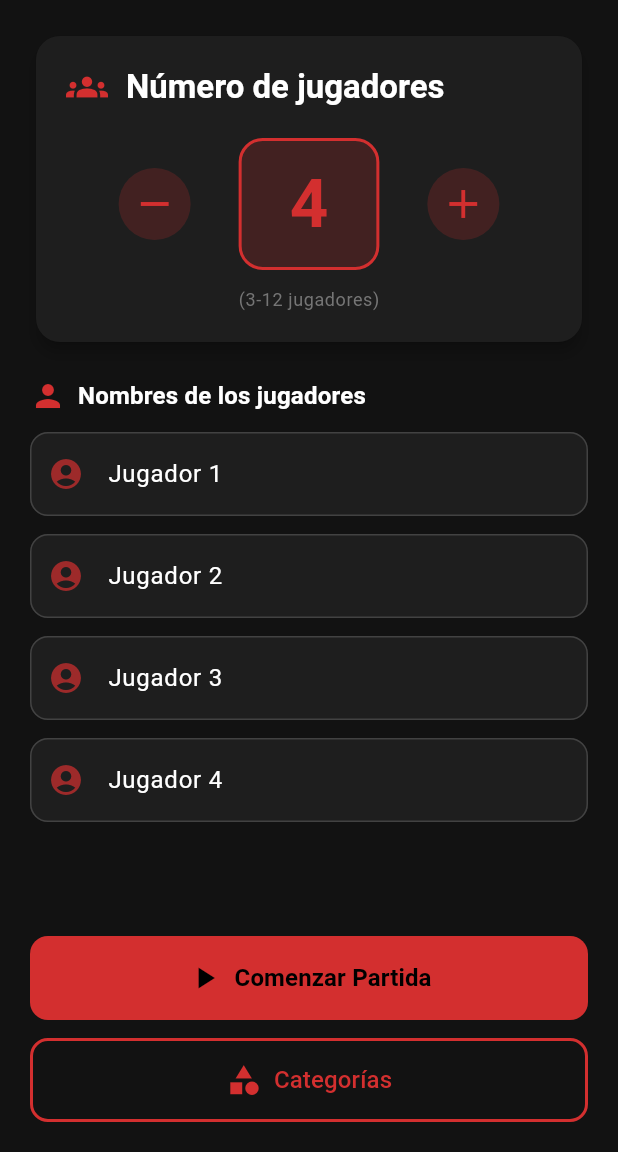
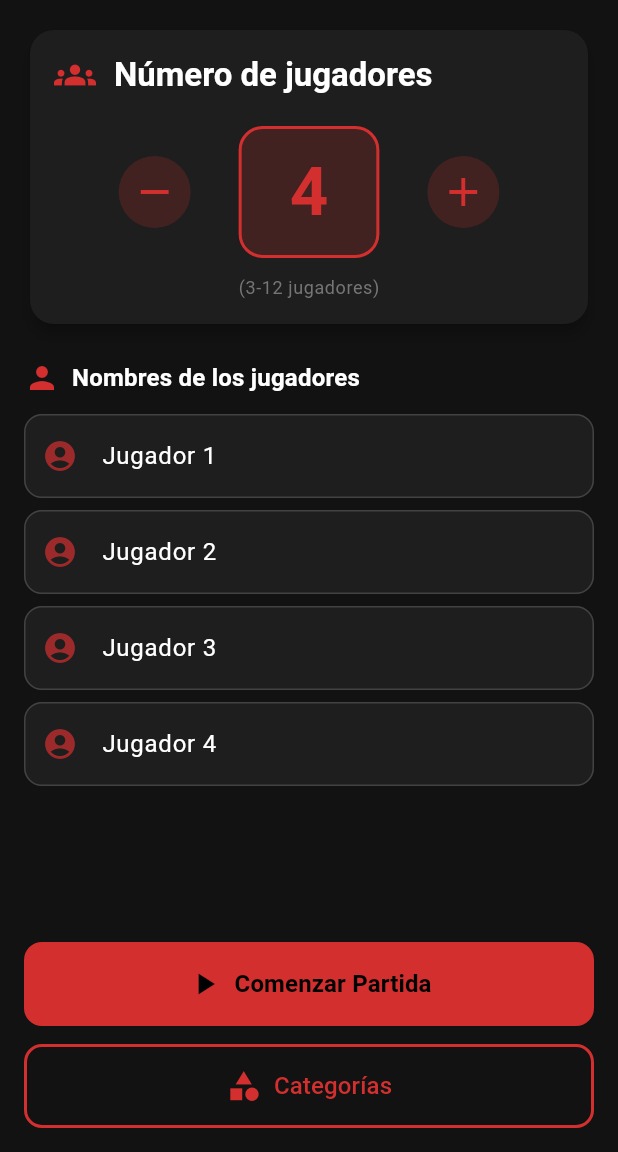
Before and after one commit to Drakko99/juego_impostor, a Flutter app: the screen it shows after launch, on a phone screen of 412 x 824 dp, the part 84-1236 px from its top. Run offline on Flutter 3.47's test engine with Material 3 defaults, Android fonts, the phone set to English and light mode, and no system bars; our stand-ins replace firebase_core, google_mobile_ads, package_info_plus, shared_preferences, sqflite; accounts and stored records are empty; network calls fail.

Commit message:
fix: accesibilidad en pantallas pequeñas

```diff
--- a/lib/main.dart
+++ b/lib/main.dart
@@ -18,6 +18,13 @@ class ImpostorApp extends StatelessWidget {
     return MaterialApp(
       title: 'Juego del Impostor',
       debugShowCheckedModeBanner: false,
+      builder: (context, child) {
+        final mediaQueryData = MediaQuery.of(context);
+        return MediaQuery(
+          data: mediaQueryData.copyWith(textScaler: const TextScaler.linear(1.0)),
+          child: child!,
+        );
+      },
       theme: ThemeData(
         useMaterial3: true,
         brightness: Brightness.dark,
--- a/lib/screens/game_screen.dart
+++ b/lib/screens/game_screen.dart
@@ -1,9 +1,9 @@
 import 'dart:math';
 import 'package:flutter/material.dart';
-import 'package:google_mobile_ads/google_mobile_ads.dart'; // Importar anuncios
+import 'package:google_mobile_ads/google_mobile_ads.dart';
 import '../repositories/game_repository.dart';
 import '../models/word_item.dart';
-import '../utils/ad_helper.dart'; // Importar helper
+import '../utils/ad_helper.dart';
 import 'game_end_dialog.dart';
 
 class GameScreen extends StatefulWidget {
@@ -253,7 +253,7 @@ class _GameScreenState extends State<GameScreen> with SingleTickerProviderStateM
                         ),
                         child: Icon(
                           Icons.person,
-                          size: 80,
+                          size: 60,
                           color: Colors.red.shade700,
                         ),
                       ),
@@ -313,14 +313,14 @@ class _GameScreenState extends State<GameScreen> with SingleTickerProviderStateM
                           ),
                         ),
                       ] else ...[
-                        // Palabra revelada con animación
+                        // Palabra revelada
                         ScaleTransition(
                           scale: _scaleAnimation,
                           child: FadeTransition(
                             opacity: _fadeAnimation,
                             child: Container(
                               width: double.infinity,
-                              padding: const EdgeInsets.all(32),
+                              padding: const EdgeInsets.all(20),
                               decoration: BoxDecoration(
                                 gradient: LinearGradient(
                                   colors: isImpostor
--- a/lib/screens/home_screen.dart
+++ b/lib/screens/home_screen.dart
@@ -1,8 +1,8 @@
 import 'package:flutter/material.dart';
-import 'package:google_mobile_ads/google_mobile_ads.dart'; // IMPORTAR ADMOB
+import 'package:google_mobile_ads/google_mobile_ads.dart';
 import '../repositories/game_repository.dart';
-import '../utils/ad_helper.dart'; // Helper de Anuncios
-import '../utils/preferences.dart'; // Helper de Preferencias
+import '../utils/ad_helper.dart';
+import '../utils/preferences.dart';
 import 'game_screen.dart';
 import 'categories_screen.dart';
 import 'settings_screen.dart';
@@ -61,7 +61,6 @@ class _HomeScreenState extends State<HomeScreen> {
       adLoadCallback: InterstitialAdLoadCallback(
         onAdLoaded: (ad) {
           _interstitialAd = ad;
-          // Configuramos qué pasa cuando se cierra el anuncio
           _interstitialAd!.fullScreenContentCallback = FullScreenContentCallback(
             onAdDismissedFullScreenContent: (ad) {
               ad.dispose();
@@ -145,11 +144,10 @@ class _HomeScreenState extends State<HomeScreen> {
     final int gamesPlayed = await Preferences.incrementGamesPlayed();
     debugPrint('Partidas jugadas: $gamesPlayed');
 
-    // Si es múltiplo de 3 (3, 6, 9...) mostramos anuncio
+    // Si es múltiplo de 2 mostramos anuncio
     if (gamesPlayed % 2 == 0) {
       if (_interstitialAd != null) {
         _interstitialAd!.show();
-        // Nota: _interstitialAd se pone a null o se recarga en el callback definido en _loadInterstitial
       } else {
         debugPrint('Tocaría anuncio, pero aún no ha cargado.');
         // Intentamos cargar uno por si acaso para la próxima
@@ -197,6 +195,9 @@ class _HomeScreenState extends State<HomeScreen> {
 
   @override
   Widget build(BuildContext context) {
+    // DETECCIÓN DE TECLADO
+    final bool isKeyboardOpen = MediaQuery.of(context).viewInsets.bottom > 0;
+
     return Scaffold(
       appBar: AppBar(
         title: Row(
@@ -220,24 +221,27 @@ class _HomeScreenState extends State<HomeScreen> {
           children: [
             Expanded(
               child: Padding(
-                padding: const EdgeInsets.all(20),
+                padding: const EdgeInsets.all(16),
                 child: Column(
                   crossAxisAlignment: CrossAxisAlignment.stretch,
                   children: [
-                    // Card para selector de jugadores
                     Card(
                       child: Padding(
-                        padding: const EdgeInsets.all(20),
+                        padding: const EdgeInsets.all(16),
                         child: Column(
                           children: [
                             Row(
                               children: [
                                 Icon(Icons.groups, color: Colors.red.shade700, size: 28),
                                 const SizedBox(width: 12),
-                                Text(
+                                Expanded(
+                                  child: Text(
                                     'Número de jugadores',
                                     style: Theme.of(context).textTheme.titleLarge?.copyWith(
                                       fontWeight: FontWeight.bold,
+                                    ),
+                                    overflow: TextOverflow.ellipsis,
+                                    maxLines: 1,
                                   ),
                                 ),
                               ],
@@ -305,7 +309,6 @@ class _HomeScreenState extends State<HomeScreen> {
                       ),
                     ),
                     const SizedBox(height: 20),
-                    // Título de nombres
                     Row(
                       children: [
                         Icon(Icons.person, color: Colors.red.shade700, size: 24),
@@ -319,13 +322,15 @@ class _HomeScreenState extends State<HomeScreen> {
                       ],
                     ),
                     const SizedBox(height: 12),
-                    // Lista de jugadores
                     Expanded(
+                      key: const ValueKey('lista_jugadores'),
                       child: ListView.builder(
+                        physics: const ClampingScrollPhysics(),
+                        padding: const EdgeInsets.only(bottom: 80),
                         itemCount: _playerCount,
                         itemBuilder: (context, index) {
                           return Padding(
-                            padding: const EdgeInsets.only(bottom: 12.0),
+                            padding: const EdgeInsets.only(bottom: 8.0),
                             child: TextField(
                               controller: _nameControllers[index],
                               decoration: InputDecoration(
@@ -335,14 +340,17 @@ class _HomeScreenState extends State<HomeScreen> {
                                   color: Colors.red.shade700.withValues(alpha: 0.7),
                                 ),
                                 hintText: 'Nombre opcional',
+
                               ),
                             ),
                           );
                         },
                       ),
                     ),
+
+                    // Si el teclado esta cerrado mostramos botones de acción
+                    if (!isKeyboardOpen) ...[
                       const SizedBox(height: 16),
-                    // Botones
                       Column(
                         crossAxisAlignment: CrossAxisAlignment.stretch,
                         children: [
@@ -375,12 +383,13 @@ class _HomeScreenState extends State<HomeScreen> {
                         ],
                       ),
                     ],
+                  ],
                 ),
               ),
             ),
 
-            // --- BANNER DEL HOME ---
-            if (_bannerAd != null && _isBannerLoaded)
+            // --- BANNER DEL HOME (Solo visible si el teclado está cerrado) ---
+            if (_bannerAd != null && _isBannerLoaded && !isKeyboardOpen)
               Container(
                 alignment: Alignment.center,
                 width: _bannerAd!.size.width.toDouble(),
--- a/pubspec.yaml
+++ b/pubspec.yaml
@@ -16,7 +16,7 @@ publish_to: 'none' # Remove this line if you wish to publish to pub.dev
 # https://developer.apple.com/library/archive/documentation/General/Reference/InfoPlistKeyReference/Articles/CoreFoundationKeys.html
 # In Windows, build-name is used as the major, minor, and patch parts
 # of the product and file versions while build-number is used as the build suffix.
-version: 3.1.3+1
+version: 3.2.4+1
 
 environment:
   sdk: ^3.10.0
```
Lines whose indentation alone changed are shown as unchanged.
